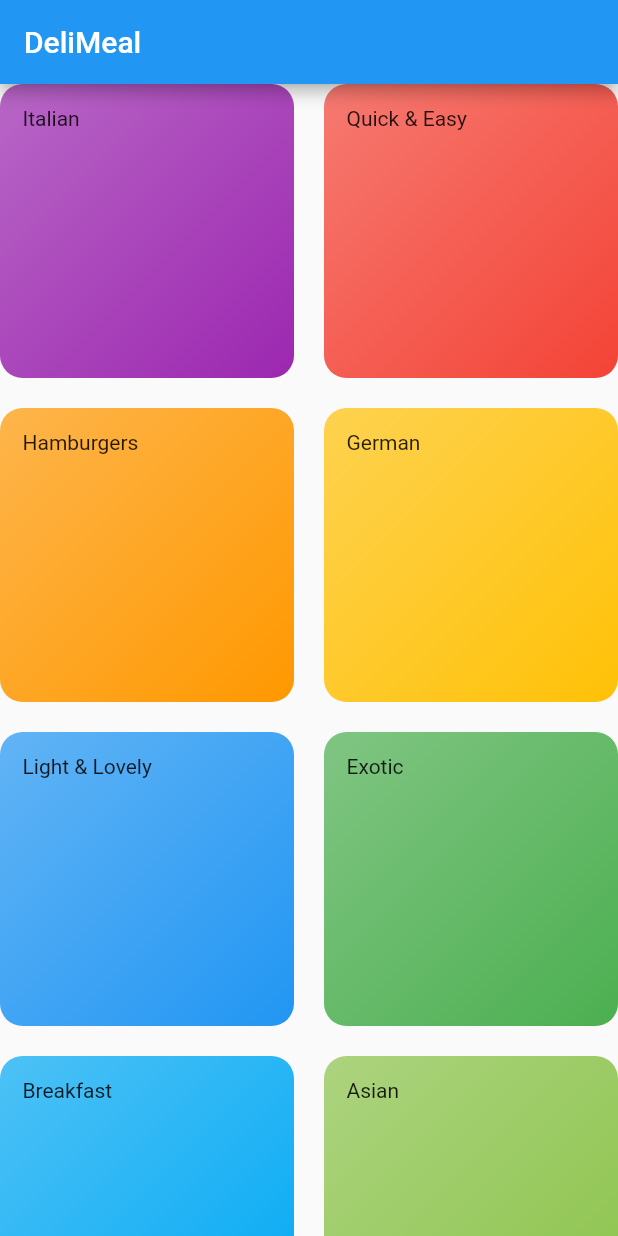
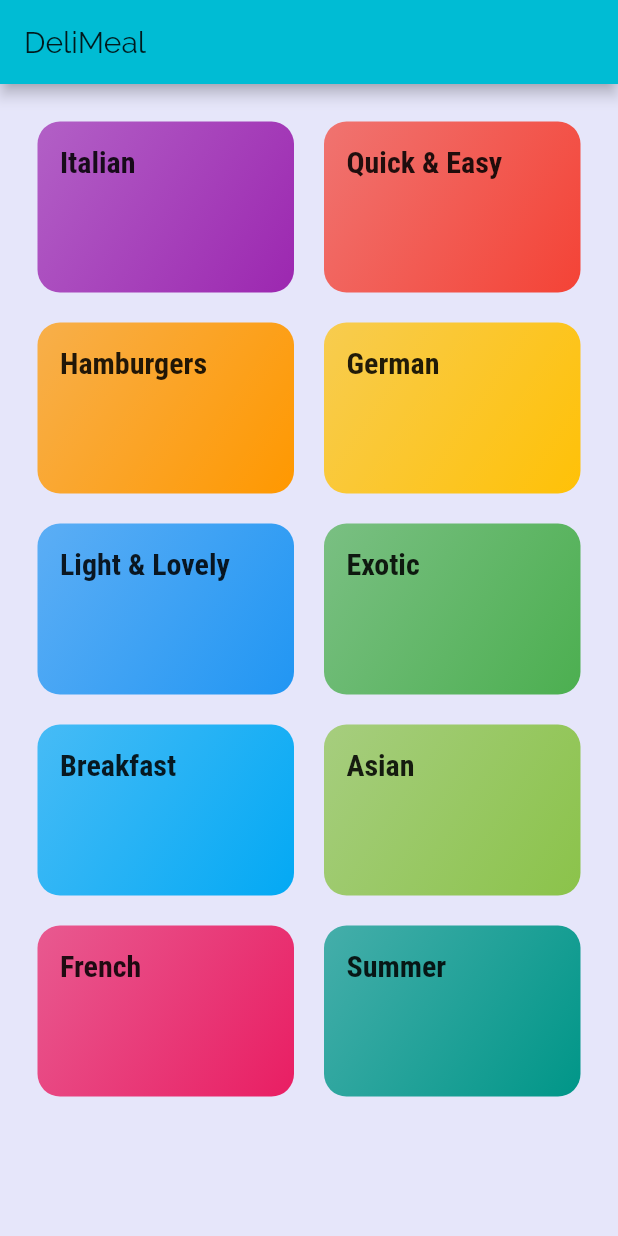
Before and after one commit to elefantaka/mealsApp, a Flutter app: the screen it shows after launch, on a phone screen of 412 x 824 dp. Run offline on Flutter 3.47's test engine with Material 2 defaults, Android fonts, the phone set to English and light mode, and no system bars.

Commit message:
adding the navigation to the new screen - category_meals_screen, working with the InkWell & GestureDetector widgets, working with some styling

```diff
--- a/lib/categories_screen.dart
+++ b/lib/categories_screen.dart
@@ -10,10 +10,11 @@ class CategoriesScreen extends StatelessWidget {
     return Scaffold(
       appBar: AppBar(title: const Text('DeliMeal'),),
       body: GridView(
-        children: DUMMY_CATEGORIES.map((catData) => CategoryItem(catData.title, catData.color)).toList(),
+        padding: const EdgeInsets.all(25),
+        children: DUMMY_CATEGORIES.map((catData) => CategoryItem(catData.id, catData.title, catData.color)).toList(),
         gridDelegate: SliverGridDelegateWithMaxCrossAxisExtent(
           maxCrossAxisExtent: 200,
-          childAspectRatio: 2 / 2,
+          childAspectRatio: 3 / 2,
           crossAxisSpacing: 20,
           mainAxisSpacing: 20,
         ),
--- a/lib/category_item.dart
+++ b/lib/category_item.dart
@@ -1,18 +1,39 @@
 import 'package:flutter/material.dart';
+import 'package:meals_app/category_meals_screen.dart';
 
 class CategoryItem extends StatelessWidget {
+  final String id;
   final String title;
   final Color color;
 
-  CategoryItem(this.title, this.color);
+  CategoryItem(this.id, this.title, this.color);
+
+  void selectCategory(BuildContext ctx) {
+    Navigator.of(ctx).pushNamed(
+      './category-meals',
+      arguments: {
+        'id': id,
+        'title': title,
+      },
+    );
+  }
 
   @override
   Widget build(BuildContext context) {
-    return Container(
-      padding: const EdgeInsets.all(15),
-      child: Text(title),
-      decoration: BoxDecoration(
-        gradient: LinearGradient(colors: [color.withOpacity(0.7), color], begin: Alignment.topLeft, end: Alignment.bottomRight), borderRadius: BorderRadius.circular(15),
+    return InkWell(
+      onTap: () => selectCategory(context),
+      splashColor: Theme.of(context).primaryColor,
+      borderRadius: BorderRadius.circular(15),
+      child: Container(
+        padding: const EdgeInsets.all(15),
+        child: Text(
+          title,
+          style: Theme.of(context).textTheme.title,
+        ),
+        decoration: BoxDecoration(
+          gradient: LinearGradient(colors: [color.withOpacity(0.7), color], begin: Alignment.topLeft, end: Alignment.bottomRight),
+          borderRadius: BorderRadius.circular(15),
+        ),
       ),
     );
   }
--- a/lib/main.dart
+++ b/lib/main.dart
@@ -1,5 +1,8 @@
+import 'dart:ui';
+
 import 'package:flutter/material.dart';
 import 'package:meals_app/categories_screen.dart';
+import 'package:meals_app/category_meals_screen.dart';
 
 void main() => runApp(MyApp());
 
@@ -9,9 +12,22 @@ class MyApp extends StatelessWidget {
     return MaterialApp(
       title: 'DeliMeals',
       theme: ThemeData(
-        primarySwatch: Colors.blue,
+        primarySwatch: Colors.cyan,
+        accentColor: Colors.purple,
+        canvasColor: Color.fromRGBO(230, 230, 250, 1),
+        fontFamily: 'Raleway',
+        textTheme: ThemeData.light().textTheme.copyWith(
+              body1: TextStyle(color: Color.fromRGBO(153, 50, 204, 1)),
+              body2: TextStyle(
+                color: Color.fromRGBO(153, 50, 204, 1),
+              ),
+              title: TextStyle(fontSize: 20, fontFamily: 'RobotoCondensed', fontWeight: FontWeight.bold,),
+            ),
       ),
       home: CategoriesScreen(),
+      routes: {
+        './category-meals': (ctx) => CategoryMealsScreen()
+      },
     );
   }
 }
```
Also changed, not shown: lib/category_meals_screen.dart (added, +24 -0 lines), pubspec.yaml (+22 -11 lines), assets/fonts/Raleway-Black.ttf (added), assets/fonts/Raleway-Bold.ttf (added), assets/fonts/Raleway-Regular.ttf (added), assets/fonts/RobotoCondensed-Bold.ttf (added), assets/fonts/RobotoCondensed-Italic.ttf (added), assets/fonts/RobotoCondensed-Light.ttf (added), assets/fonts/RobotoCondensed-Regular.ttf (added).
